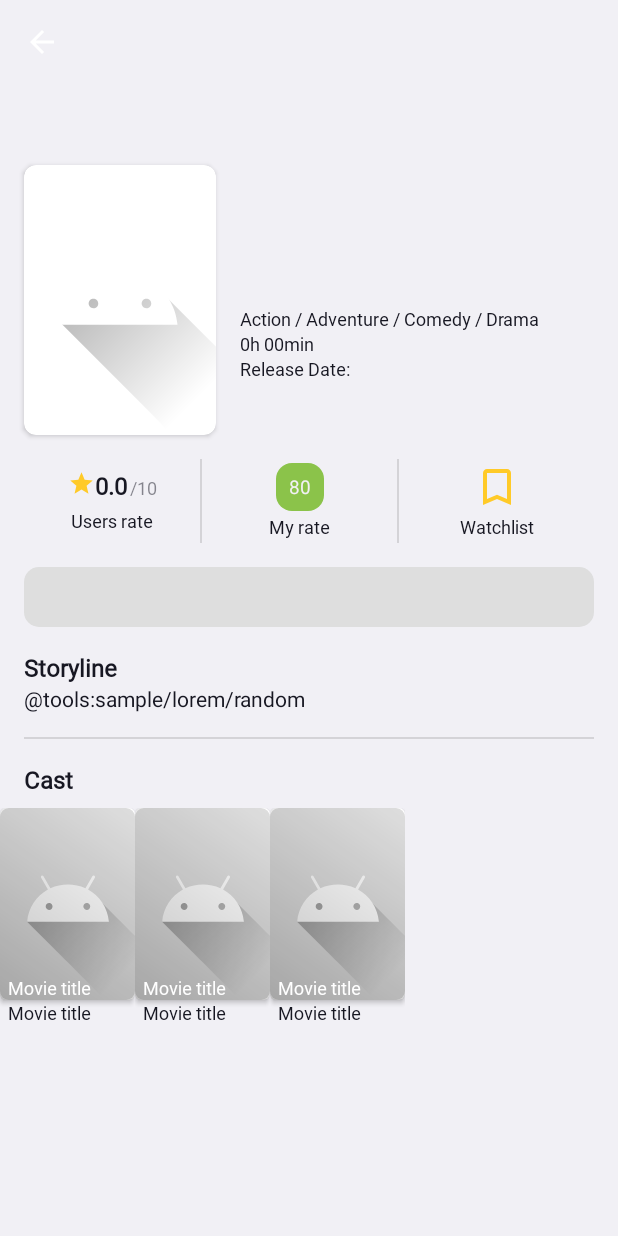
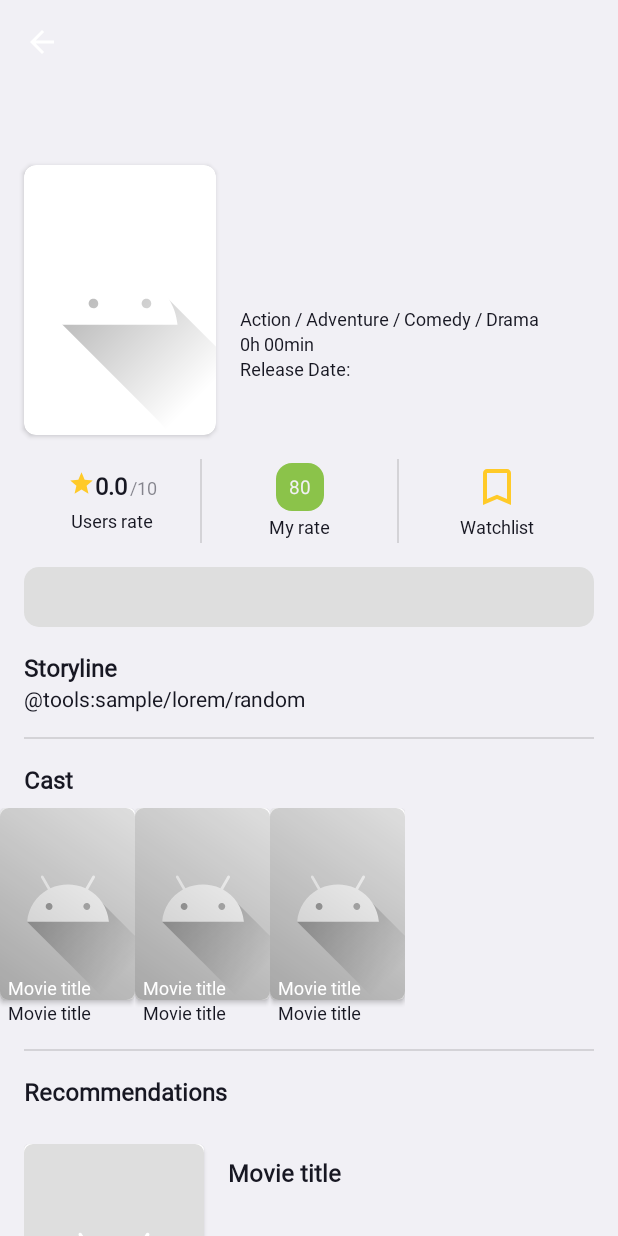
Before and after one commit to LeFarmico/MoviesFinder, an Android app: the layout bottom_sheet_movie.xml on its own in the app's theme, with its tools: preview values and no code run, on a phone screen of 412 x 824 dp. Run offline under Robolectric (Android 15) with nearby library versions, the phone set to English and light mode, and no system bars.

Commit message:
feature: added recommendations recycler view with WatchListAdapter.kt in MovieDetailsCoordinatorLayout.kt

```diff
--- a/app/src/main/java/com/lefarmico/moviesfinder/data/entity/MovieDetailedData.kt
+++ b/app/src/main/java/com/lefarmico/moviesfinder/data/entity/MovieDetailedData.kt
@@ -18,7 +18,7 @@ import kotlinx.parcelize.Parcelize
 @Parcelize
 data class MovieDetailedData(
     @PrimaryKey(autoGenerate = true) @ColumnInfo(name = "id") val id: Int = 0,
-    @ColumnInfo(name = "movie_id") val itemId: Int,
+    @ColumnInfo(name = "movie_id") val movieId: Int,
     @ColumnInfo(name = "poster_path") val posterPath: String?,
     @ColumnInfo(name = "title") val title: String,
     @ColumnInfo(name = "is_watchlist") val isWatchlist: Boolean,
--- a/app/src/main/java/com/lefarmico/moviesfinder/data/http/request/TmdbApi.kt
+++ b/app/src/main/java/com/lefarmico/moviesfinder/data/http/request/TmdbApi.kt
@@ -33,8 +33,8 @@ interface TmdbApi {
 
     @GET("3/movie/{movie_id}/recommendations")
     suspend fun getRecommendations(
+        @Path("movie_id") movieId: Int,
         @Query("api_key") apiKey: String,
-        @Path("movie_id") movieId: Int,
         @Query("language") language: String = "en-US"
     ): NetworkResponse<TmdbMovieListResult>
 }
--- a/app/src/main/java/com/lefarmico/moviesfinder/data/manager/MovieBriefListRepository.kt
+++ b/app/src/main/java/com/lefarmico/moviesfinder/data/manager/MovieBriefListRepository.kt
@@ -21,7 +21,6 @@ import kotlinx.coroutines.Dispatchers
 import kotlinx.coroutines.flow.Flow
 import kotlinx.coroutines.flow.flow
 import kotlinx.coroutines.flow.map
-import kotlinx.coroutines.launch
 import javax.inject.Inject
 
 class MovieBriefListRepository @Inject constructor(
@@ -44,8 +43,7 @@ class MovieBriefListRepository @Inject constructor(
 
     suspend fun getRecommendationsMovieBriefList(movieId: Int): Flow<State<List<MovieBriefData>>> = flow {
         emit(State.Loading)
-        CoroutineScope(Dispatchers.IO).launch {
-            when (val response = tmdbApi.getRecommendations(API_KEY, movieId)) {
+        when (val response = tmdbApi.getRecommendations(movieId, API_KEY)) {
             is NetworkResponse.Success -> {
                 emit(State.Success(response.data.tmdbMovie.toBriefList()))
             }
@@ -54,7 +52,6 @@ class MovieBriefListRepository @Inject constructor(
             }
             is NetworkResponse.Exception -> {
                 emit(State.Error(response.throwable))
-                }
             }
         }
     }
--- a/app/src/main/java/com/lefarmico/moviesfinder/ui/common/notification/NotificationHelper.kt
+++ b/app/src/main/java/com/lefarmico/moviesfinder/ui/common/notification/NotificationHelper.kt
@@ -24,6 +24,6 @@ object NotificationHelper {
         }
 
         val notificationManager = NotificationManagerCompat.from(context)
-        notificationManager.notify(movieItem.itemId, builder.build())
+        notificationManager.notify(movieItem.movieId, builder.build())
     }
 }
--- a/app/src/main/java/com/lefarmico/moviesfinder/ui/main/MainActivity.kt
+++ b/app/src/main/java/com/lefarmico/moviesfinder/ui/main/MainActivity.kt
@@ -56,6 +56,10 @@ class MainActivity : BaseActivity<MainViewModel, ActivityMainBinding>() {
         viewModel.toastLiveData.observe(this) {
             it?.let { showToast(it) }
         }
+
+        viewModel.recommendationsLiveData.observe(this) {
+            binding.bottomSheet.setRecommendations(it)
+        }
         viewModel.startObserveMovieDetailedFromChannel()
     }
 
@@ -108,6 +112,7 @@ class MainActivity : BaseActivity<MainViewModel, ActivityMainBinding>() {
     }
 
     private fun launchItemDetails(movieDetailedData: MovieDetailedData) {
+        viewModel.getRecommendations(movieDetailedData.movieId)
         binding.bottomSheet.setMovieItem(movieDetailedData)
         binding.bottomSheet.getBehavior().state = BottomSheetBehavior.STATE_HALF_EXPANDED
     }
--- a/app/src/main/java/com/lefarmico/moviesfinder/ui/profile/ProfileFragment.kt
+++ b/app/src/main/java/com/lefarmico/moviesfinder/ui/profile/ProfileFragment.kt
@@ -9,6 +9,7 @@ import androidx.fragment.app.viewModels
 import com.lefarmico.moviesfinder.databinding.FragmentProfileBinding
 import com.lefarmico.moviesfinder.ui.base.BaseFragment
 import com.lefarmico.moviesfinder.ui.common.adapter.WatchListAdapter
+import com.lefarmico.moviesfinder.utils.mapper.toBriefData
 import dagger.hilt.android.AndroidEntryPoint
 
 @AndroidEntryPoint
@@ -24,8 +25,8 @@ class ProfileFragment : BaseFragment<ProfileViewModel, FragmentProfileBinding>()
 
         val adapter = WatchListAdapter {}
         binding.watchlistRecyclerView.adapter = adapter
-        viewModel.state.observe(viewLifecycleOwner) {
-            adapter.setItems(it)
+        viewModel.state.observe(viewLifecycleOwner) { movieDetailedList ->
+            adapter.setItems(movieDetailedList.map { it.toBriefData() })
         }
     }
 
--- a/app/src/main/res/layout/bottom_sheet_movie.xml
+++ b/app/src/main/res/layout/bottom_sheet_movie.xml
@@ -243,6 +243,34 @@
                 tools:listitem="@layout/item_cast"
                 app:layoutManager="androidx.recyclerview.widget.LinearLayoutManager"
                 />
+            <View
+                android:id="@+id/divider_3"
+                style="@style/Divider"
+                android:layout_marginHorizontal="@dimen/stnd_margin"
+                android:layout_marginTop="@dimen/stnd_between_line_space"
+                app:layout_constraintEnd_toEndOf="parent"
+                app:layout_constraintStart_toStartOf="parent" />
+
+            <TextView
+                android:id="@+id/recommendations_header"
+                style="@style/TextStyle.SecondaryHeading"
+                android:layout_width="wrap_content"
+                android:layout_height="wrap_content"
+                android:layout_marginTop="@dimen/stnd_between_line_space"
+                android:layout_marginBottom="@dimen/stnd_small_margin"
+                android:layout_marginStart="@dimen/stnd_margin"
+                android:text="@string/recommendations"
+                />
+            <androidx.recyclerview.widget.RecyclerView
+                android:id="@+id/recommendations"
+                android:layout_width="match_parent"
+                android:layout_height="wrap_content"
+                android:layout_marginTop="@dimen/stnd_between_line_space"
+                android:layout_marginHorizontal="@dimen/stnd_margin"
+                app:layoutManager="androidx.recyclerview.widget.LinearLayoutManager"
+                android:orientation="vertical"
+                tools:listitem="@layout/item_watch_list_recycler"
+                />
         </LinearLayout>
     </androidx.core.widget.NestedScrollView>
     <androidx.cardview.widget.CardView
--- a/app/src/main/res/values/strings.xml
+++ b/app/src/main/res/values/strings.xml
@@ -15,6 +15,7 @@
     <string name="drama_category">Drama</string>
     <string name="comedy_category">Comedy</string>
     <string name="cast">Cast</string>
+    <string name="recommendations">Recommendations</string>
     <string name="where_to_watch">Where to watch</string>
     <string name="directors">Directors:</string>
     <string name="rating">Rating: </string>
```
Also changed, not shown: app/src/main/java/com/lefarmico/moviesfinder/ui/common/adapter/WatchListAdapter.kt (+17 -13 lines), app/src/main/java/com/lefarmico/moviesfinder/ui/common/widget/MovieDetailsCoordinatorLayout.kt (+36 -0 lines), app/src/main/java/com/lefarmico/moviesfinder/ui/main/MainViewModel.kt (+24 -3 lines), app/src/main/java/com/lefarmico/moviesfinder/utils/mapper/ViewDataMapper.kt (added, +17 -0 lines). Lines whose indentation alone changed are shown as unchanged.
